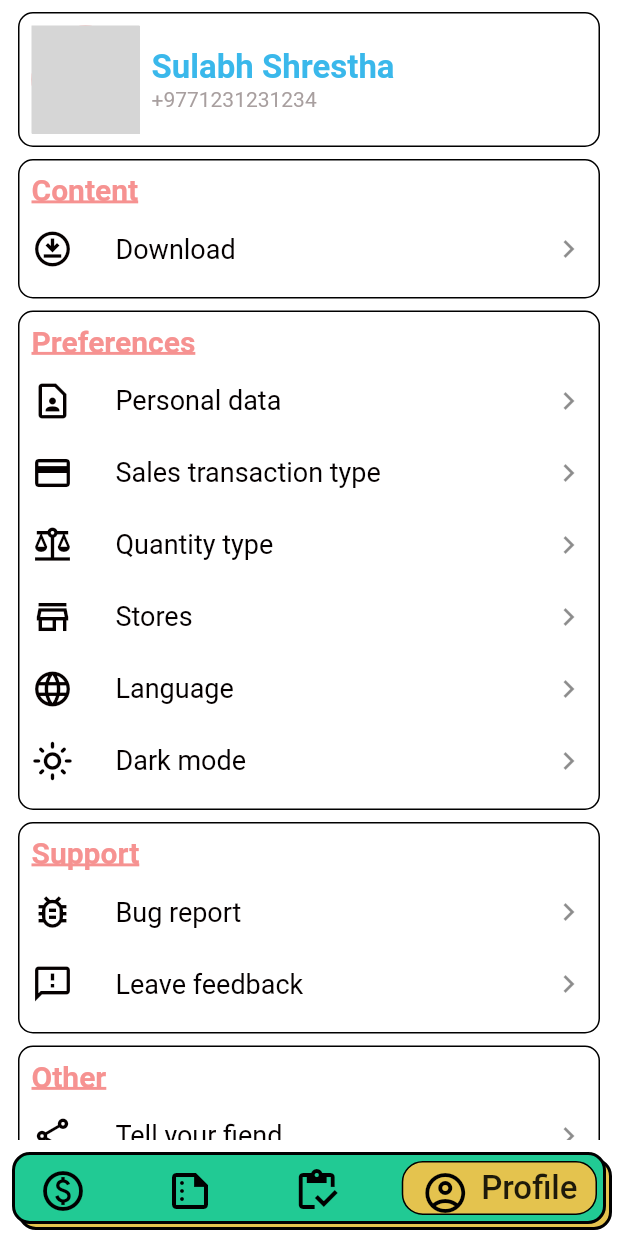
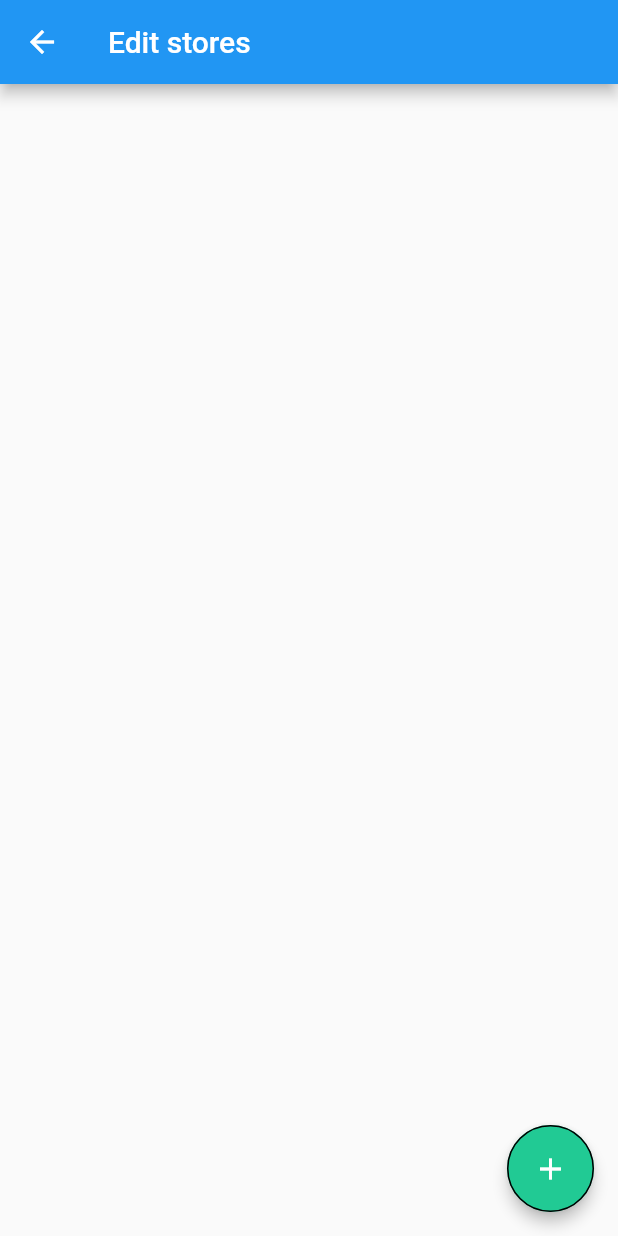
Before and after one commit to SulabhShrestha/MeroStoreMobile, a Flutter app: the screen it shows after launch, item 4 of the bottom bar chosen, after a tap on "Stores", on a phone screen of 412 x 824 dp. Run offline on Flutter 3.47's test engine with Material 2 defaults, Android fonts, the phone set to English and light mode, and no system bars; drawn by our look-alikes of google_nav_bar; our stand-ins replace dotted_line, flutter_svg, syncfusion_flutter_charts; network calls fail; grey boxes are pictures that could not be loaded.

Commit message:
UI created for adding new store

```diff
--- a/lib/utils/stock_transaction_card.dart
+++ b/lib/utils/stock_transaction_card.dart
@@ -1,4 +1,5 @@
 import 'package:flutter/material.dart';
+import 'package:merostore_mobile/extensions/string_ext.dart';
 import 'package:merostore_mobile/utils/bold_first_word_from_text.dart';
 
 /// This card is responsible for displaying for stock and sales transaction
@@ -40,7 +41,8 @@ class StockTransactionCard extends StatelessWidget {
                       ...stockDetails.entries.map((entry) {
                         return BoldFirstWordFromText(
                           boldWord: entry.key,
-                          normalWord: entry.value,
+                          normalWord:
+                              entry.value.toString().capitalizeFirstLetter(),
                         );
                       }).toList(),
                     ],
--- /dev/null
+++ b/lib/views/edit_store_page/edit_store_page.dart
@@ -0,0 +1,47 @@
+import 'package:flutter/material.dart';
+import 'package:merostore_mobile/views/edit_store_page/widgets/add_new_store.dart';
+
+/// This page is responsible for providing interface to edit salesTransactionType,
+/// Quantity type and stores.
+///
+
+class EditStorePage extends StatelessWidget {
+  final String title;
+  const EditStorePage({
+    Key? key,
+    required this.title,
+  }) : super(key: key);
+
+  @override
+  Widget build(BuildContext context) {
+    return Scaffold(
+      appBar: AppBar(
+        title: Text(title),
+      ),
+      body: Stack(
+        children: [
+          // Add new store
+          Positioned(
+            right: 16,
+            bottom: 16,
+            child: AnimatedContainer(
+              width: 58,
+              height: 58,
+              duration: const Duration(milliseconds: 250),
+              child: FloatingActionButton(
+                onPressed: () {
+                  Navigator.of(context).push(
+                      MaterialPageRoute(builder: (_) => const AddNewStore()));
+                },
+                tooltip: "Add new sales transaction",
+                child: const Icon(
+                  Icons.add,
+                ),
+              ),
+            ),
+          ),
+        ],
+      ),
+    );
+  }
+}
--- a/lib/views/other_page/other_page.dart
+++ b/lib/views/other_page/other_page.dart
@@ -5,6 +5,7 @@ import 'package:merostore_mobile/utils/constants/spaces.dart';
 import 'package:merostore_mobile/utils/constants/text_styles.dart';
 import 'package:merostore_mobile/views/core_widgets/custom_box.dart';
 import 'package:merostore_mobile/views/core_widgets/custom_shadow_container.dart';
+import 'package:merostore_mobile/views/edit_store_page/edit_store_page.dart';
 
 import 'widgets/custom_list_tile.dart';
 
@@ -70,40 +71,36 @@ class OtherPage extends StatelessWidget {
         CustomBox(
           child: Column(
             crossAxisAlignment: CrossAxisAlignment.start,
-            children: const [
-              Text(
+            children: [
+              const Text(
                 "Preferences",
                 style: ConstantTextStyles.redHeading20,
               ),
               ConstantSpaces.height4,
-              CustomListTile(
+              const CustomListTile(
                 title: "Personal data",
                 googleIconData: Icons.contact_page_outlined,
                 trailingIcon: Icon(Icons.navigate_next_outlined),
               ),
-              CustomListTile(
-                title: "Sales transaction type",
-                googleIconData: Icons.payment,
-                trailingIcon: Icon(Icons.navigate_next_outlined),
-              ),
-              CustomListTile(
-                title: "Quantity type",
-                googleIconData: Icons.balance,
-                trailingIcon: Icon(Icons.navigate_next_outlined),
-              ),
+
               CustomListTile(
                 title: "Stores",
                 googleIconData: Icons.store_outlined,
-                trailingIcon: Icon(Icons.navigate_next_outlined),
+                trailingIcon: const Icon(Icons.navigate_next_outlined),
+                onTap: () {
+                  Navigator.of(context).push(MaterialPageRoute(
+                    builder: (_) => const EditStorePage(title: "Edit stores"),
+                  ));
+                },
               ),
-              CustomListTile(
+              const CustomListTile(
                 title: "Language",
                 googleIconData: Icons.language_outlined,
                 trailingIcon: Icon(Icons.navigate_next_outlined),
               ),
 
               // when turned on, leadingIconData: light_mode
-              CustomListTile(
+              const CustomListTile(
                 title: "Dark mode",
                 googleIconData: Icons.light_mode_outlined,
                 trailingIcon: Icon(Icons.navigate_next_outlined),
--- a/lib/views/other_page/widgets/custom_list_tile.dart
+++ b/lib/views/other_page/widgets/custom_list_tile.dart
@@ -6,18 +6,20 @@ class CustomListTile extends StatelessWidget {
   final String title;
   final Widget trailingIcon;
   final IconData? googleIconData;
+  final VoidCallback? onTap;
 
   const CustomListTile({
     Key? key,
     required this.title,
     required this.trailingIcon,
     this.googleIconData,
+    this.onTap,
   }) : super(key: key);
 
   @override
   Widget build(BuildContext context) {
     return ListTile(
-      onTap: () {},
+      onTap: onTap,
       title: Text(
         title,
         style: ConstantTextStyles.normalStyle18,
```
Also changed, not shown: lib/extensions/string_ext.dart (added, +13 -0 lines), lib/views/edit_store_page/widgets/add_new_store.dart (added, +95 -0 lines), lib/views/edit_store_page/widgets/dynamic_checkbox_list.dart (added, +104 -0 lines).
